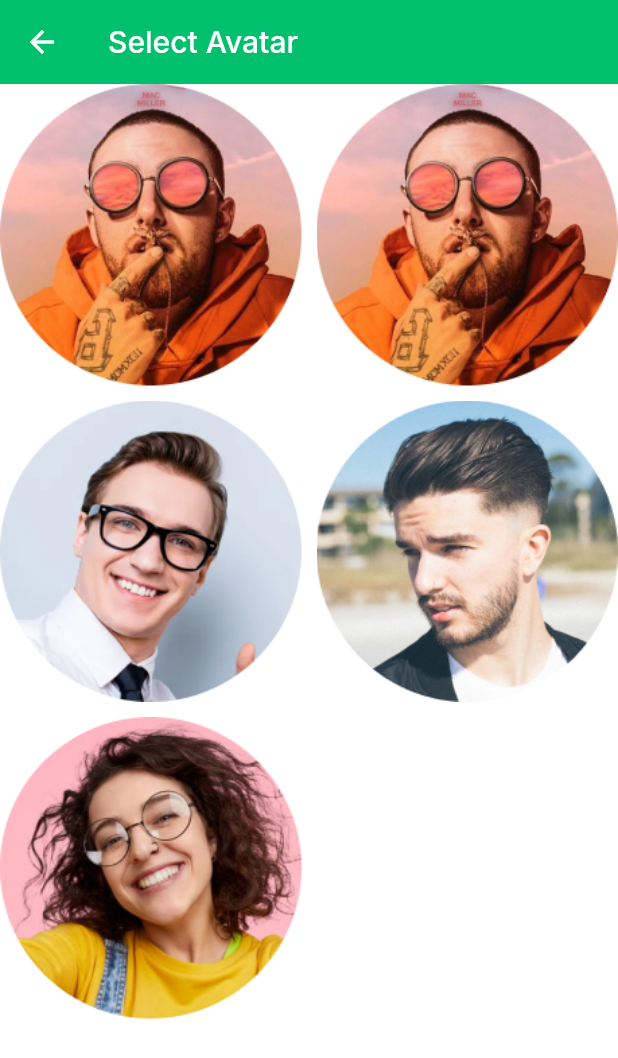
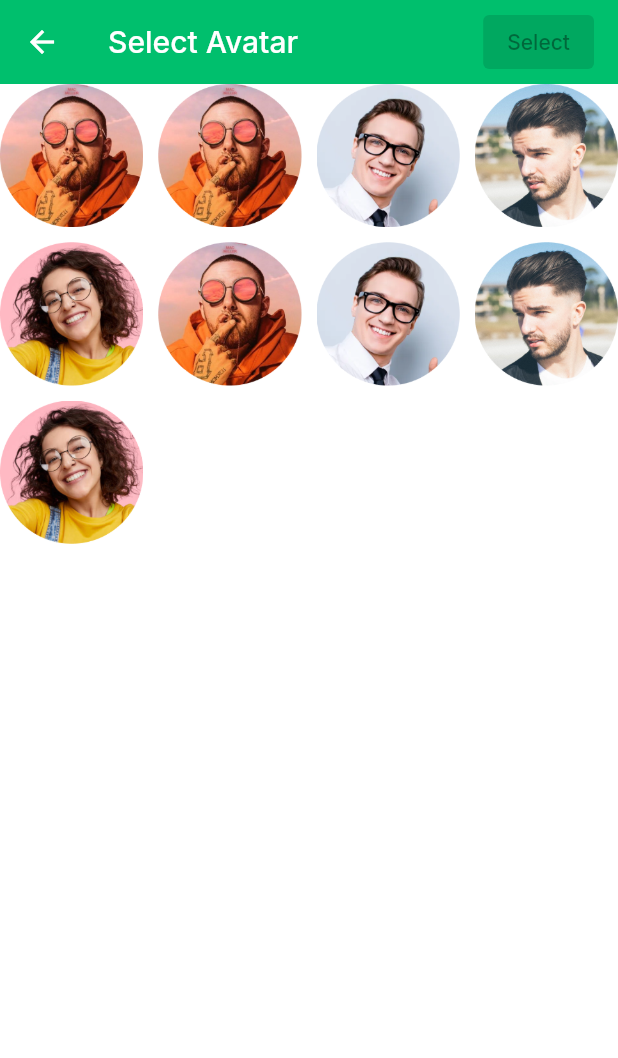
Before and after one commit to mittal-prashant/Friendify, a Flutter app: the SelectPhotoScreen screen opened directly, on a phone screen of 412 x 824 dp. Shown: the top 1058 px of the screen. Run offline on Flutter 3.47's test engine with Material 2 defaults, Android fonts, the phone set to English and light mode, and no system bars; our stand-ins replace get, google_fonts, shared_preferences; accounts and stored records are empty.

Commit message:
thk h bhai

```diff
--- a/lib/screens/login/signUp.dart
+++ b/lib/screens/login/signUp.dart
@@ -19,36 +19,69 @@ const snackBar = SnackBar(
       seconds: 3), // Set the duration for how long the Snackbar is displayed
 );
 
-class SelectPhotoScreen extends StatelessWidget {
+class SelectPhotoScreen extends StatefulWidget {
+  @override
+  _SelectPhotoScreenState createState() => _SelectPhotoScreenState();
+}
+
+class _SelectPhotoScreenState extends State<SelectPhotoScreen> {
+  int _selectedIndex = -1;
+
   final List<String> photos = [
     'assets/images/user_2.png',
     'assets/images/user_2.png',
     'assets/images/user_3.png',
     'assets/images/user_4.png',
     'assets/images/user_5.png',
+    'assets/images/user_2.png',
+    'assets/images/user_3.png',
+    'assets/images/user_4.png',
+    'assets/images/user_5.png',
   ];
+
+  void _handlePhotoSelection(int index) {
+    setState(() {
+      _selectedIndex = index;
+    });
+  }
 
   @override
   Widget build(BuildContext context) {
     return Scaffold(
       appBar: AppBar(
-        title: Text('Select Avatar'),
+        title: Row(
+          mainAxisAlignment: MainAxisAlignment.spaceBetween,
+          children: [
+            Text('Select Avatar'),
+            SizedBox(width: 10),
+            ElevatedButton(
+              onPressed: _selectedIndex == -1
+                  ? null
+                  : () {
+                      Navigator.pop(context, photos[_selectedIndex]);
+                    },
+              child: Text('Select'),
+            ),
+          ],
+        ),
       ),
       body: GridView.builder(
         gridDelegate: SliverGridDelegateWithFixedCrossAxisCount(
-          crossAxisCount: 2,
+          crossAxisCount: 4,
           crossAxisSpacing: 10,
           mainAxisSpacing: 10,
         ),
         itemCount: photos.length,
         itemBuilder: (BuildContext context, int index) {
           return GestureDetector(
-            onTap: () {
-              Navigator.pop(context, photos[index]);
-            },
+            onTap: () => _handlePhotoSelection(index),
             child: Container(
               decoration: BoxDecoration(
                 borderRadius: BorderRadius.circular(10),
+                border: _selectedIndex == index
+                    ? Border.all(
+                        color: Theme.of(context).primaryColor, width: 3)
+                    : null,
                 image: DecorationImage(
                   image: AssetImage(photos[index]),
                   fit: BoxFit.cover,
@@ -81,7 +114,6 @@ class _SignUpPageState extends State<SignUpPage> {
 
       print('Username: $_username');
       print('Email: $_email');
-      print('Password: $_password');
       print('Gender: $_gender');
 
       bool hasRegistered = await registerUser(
@@ -210,6 +242,7 @@ class _SignUpPageState extends State<SignUpPage> {
                           },
                         );
                         if (selectedPhoto != null) {
+                          print(selectedPhoto);
                           _submitForm(selectedPhoto);
                         }
                       },
```
